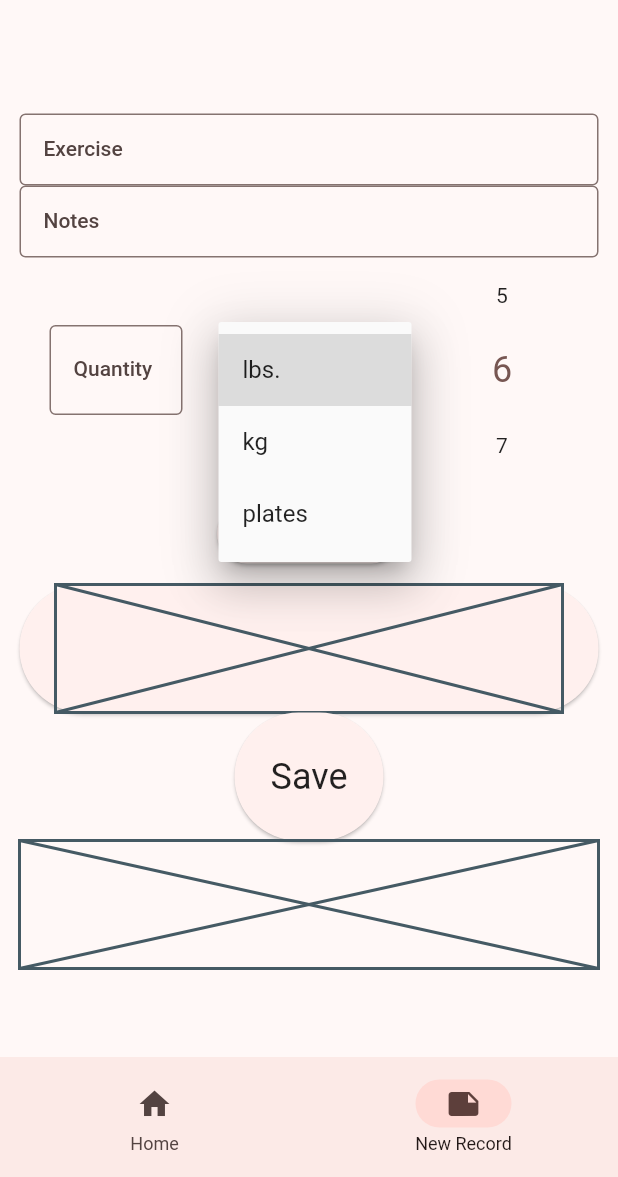
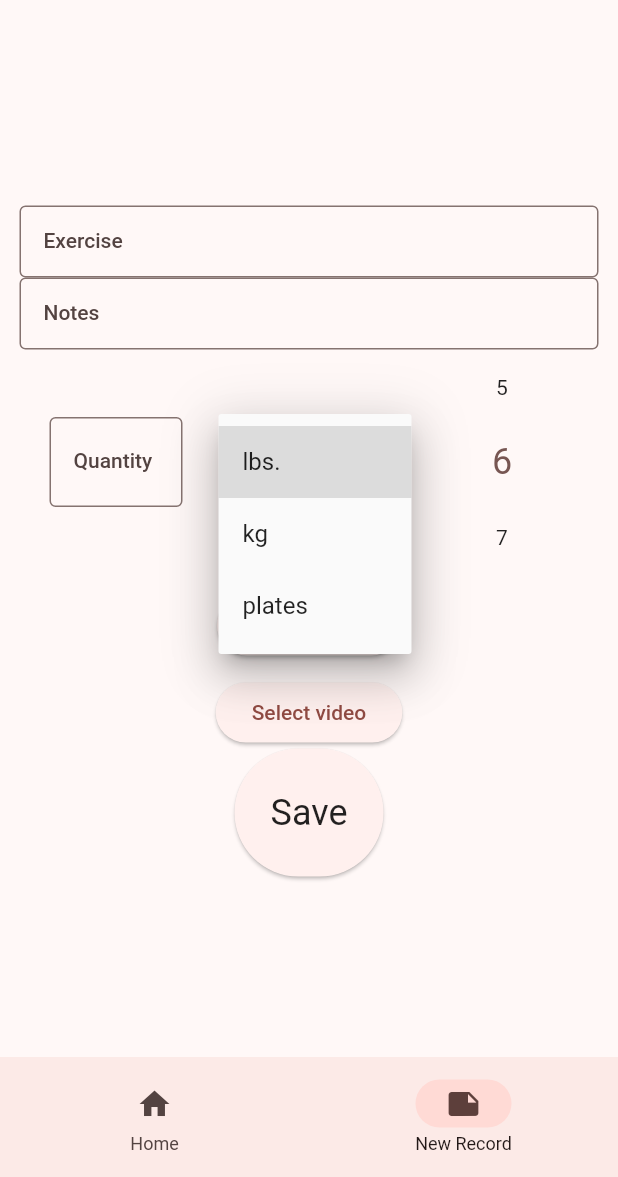
Before and after one commit to DavidLaMartina/PRTracker, a Flutter app: the RecordEditScreen screen opened by its route, after a tap on "lbs.", on a phone screen of 412 x 824 dp, the part 59-1236 px from its top. Run offline on Flutter 3.47's test engine with Material 2 defaults, Android fonts, the phone set to English and light mode, and no system bars; drawn by our look-alikes of dynamic_color, numberpicker; our stand-ins replace chewie, expandable, flutter_slidable, get_it, image_picker, material_color_utilities and 2 more; missing offline and left inert: video_thumbnail; network calls fail.

Commit message:
Changed record edit form to allow changing video, got rid of thumbnail video in favor of video player

```diff
--- a/lib/widgets/record_edit_form.dart
+++ b/lib/widgets/record_edit_form.dart
@@ -62,8 +62,10 @@ class _RecordEditFormState extends State<RecordEditForm> {
   void _setInitialVideo() {
     if (widget.initialRecord != null &&
         widget.initialRecord!.videoUri != null) {
-      _pickedVideoFile =
-          _localMediaService.openXFileFromDisk(widget.initialRecord!.videoUri!);
+      setState(() {
+        _pickedVideoFile = _localMediaService
+            .openXFileFromDisk(widget.initialRecord!.videoUri!);
+      });
     }
   }
 
@@ -104,11 +106,15 @@ class _RecordEditFormState extends State<RecordEditForm> {
                     child: datePickerButton()),
               ),
               Flexible(child: videoPickerButton()),
-              Flexible(child: saveButton(context)),
               Flexible(
                   child: _pickedVideoFile != null
                       ? VideoPlayerWrapper(videoUri: _pickedVideoFile!.path)
-                      : const Placeholder())
+                      : const SizedBox.shrink()),
+              Flexible(child: saveButton(context)),
+              // Flexible(
+              //     child: _pickedVideoFile != null
+              //         ? VideoPlayerWrapper(videoUri: _pickedVideoFile!.path)
+              //         : const Placeholder())
             ])));
   }
 
@@ -216,7 +222,7 @@ class _RecordEditFormState extends State<RecordEditForm> {
         onPressed: () async {
           await _pickVideo();
         },
-        child: thumbnailDisplay());
+        child: const Text('Select video'));
   }
 
   Widget thumbnailDisplay() {
```
Also changed, not shown: lib/widgets/video_player_wrapper.dart (+10 -3 lines).
